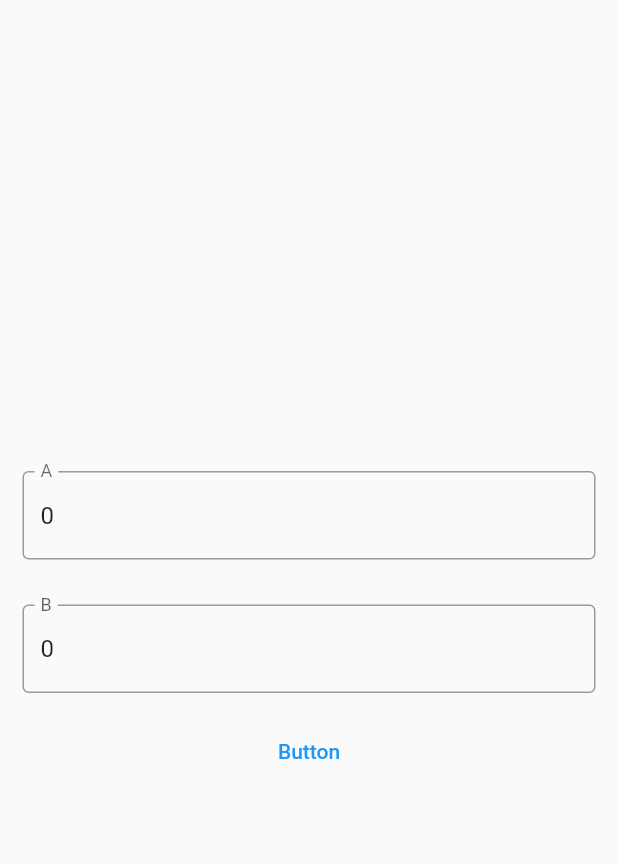
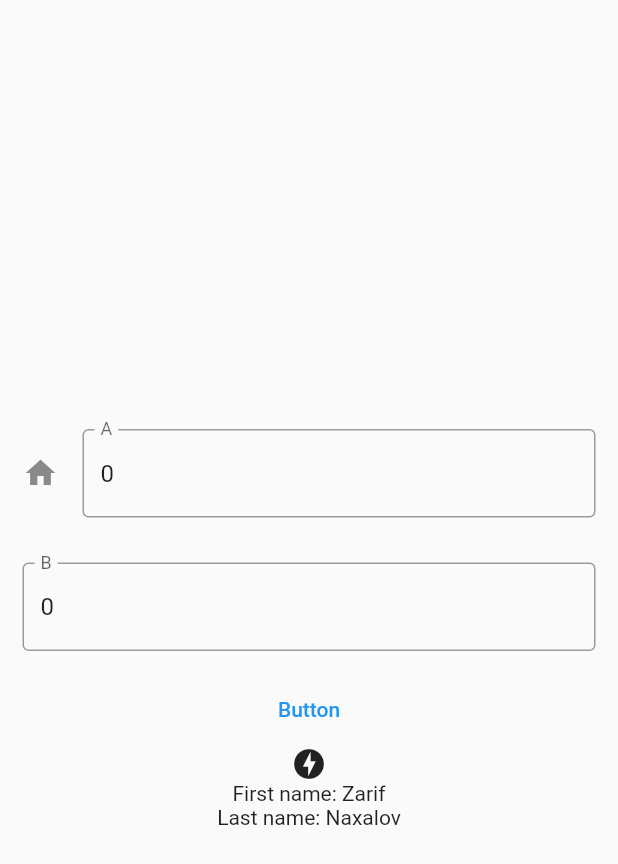
Before and after one commit to codeschool-flatter/flutter_input, a Flutter app: the screen it shows after launch, after a tap on "Button", on a phone screen of 412 x 824 dp. Shown: the top 864 px of the screen. Run offline on Flutter 3.47's test engine with Material 2 defaults, Android fonts, the phone set to English and light mode, and no system bars.

Commit message:
custom widget

```diff
--- a/lib/main.dart
+++ b/lib/main.dart
@@ -1,4 +1,5 @@
 import 'package:flutter/material.dart';
+import 'widgets.dart';
 
 TextEditingController controller_A = TextEditingController(text: '0');
 TextEditingController controller_B = TextEditingController(text: '0');
@@ -21,6 +22,7 @@ void main() {
             child: TextField(
               controller: controller_A,
               decoration: const InputDecoration(
+                icon: Icon(Icons.home),
                 border: OutlineInputBorder(),
                 labelText: 'A',
               ),
@@ -36,7 +38,11 @@ void main() {
               ),
             ),
           ),
-          TextButton(onPressed: fn, child: Text('Button'))
+          TextButton(onPressed: fn, child: Text('Button')),
+          const MyWidget(
+            firstName: 'Zarif',
+            lastName: 'Naxalov',
+          )
         ],
       ),
     ),
--- /dev/null
+++ b/lib/widgets.dart
@@ -0,0 +1,22 @@
+import 'package:flutter/material.dart';
+
+class MyWidget extends StatelessWidget {
+  final String firstName;
+  final String lastName;
+  const MyWidget({
+    super.key,
+    required this.firstName,
+    required this.lastName,
+  });
+
+  @override
+  Widget build(BuildContext context) {
+    return Container(
+      child: Column(children: [
+        const Icon(Icons.offline_bolt),
+        Text('First name: $firstName'),
+        Text('Last name: $lastName'),
+      ]),
+    );
+  }
+}
```
